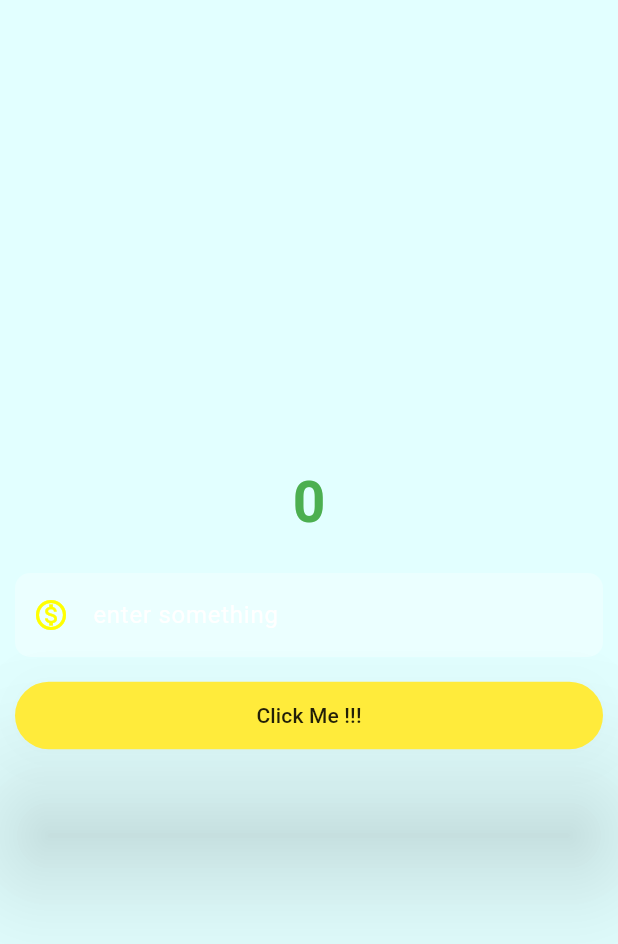
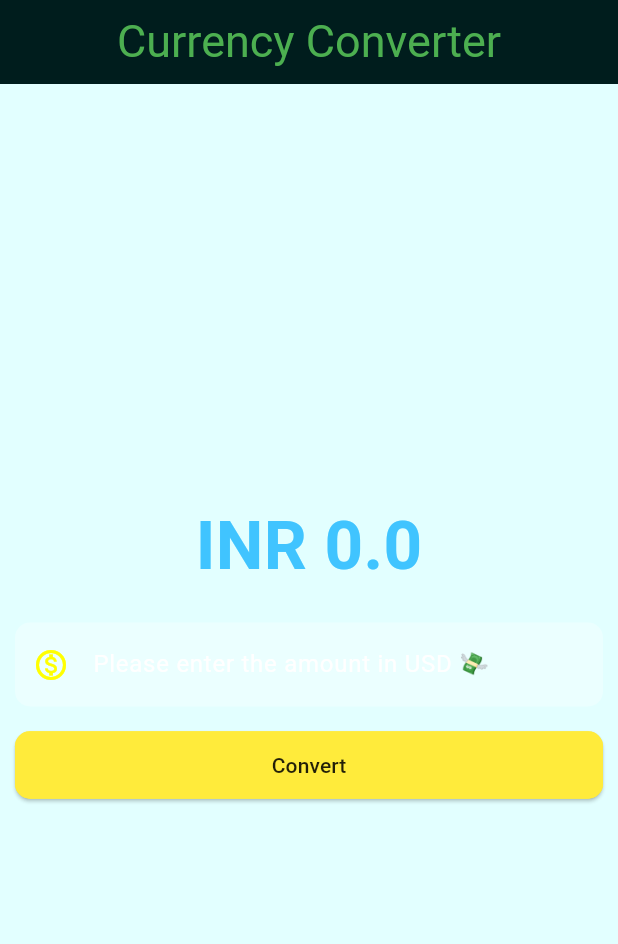
Before and after one commit to Akshit2807/Currency-convertor, a Flutter app: the screen it shows after launch, on a phone screen of 412 x 824 dp. Shown: the top 944 px of the screen. Run offline on Flutter 3.47's test engine with Material 3 defaults, Android fonts, the phone set to English and light mode, and no system bars.

Commit message:
app completed 1st stage

```diff
--- a/lib/pages/Currency_converter_home_page.dart
+++ b/lib/pages/Currency_converter_home_page.dart
@@ -1,11 +1,23 @@
-import 'package:flutter/foundation.dart';
 import 'package:flutter/material.dart';
+class Currencyconvertermaterialpage extends StatefulWidget {
+  const Currencyconvertermaterialpage({super.key});
+  @override
+  State<Currencyconvertermaterialpage> createState()
+  => _Currencyconvertermaterialpage();
+}
 
-class Currencyconvertermaterialpage extends StatelessWidget{
-  const Currencyconvertermaterialpage ({super.key});
+class _Currencyconvertermaterialpage
+    extends State<Currencyconvertermaterialpage>{
+  double result = 0;
+  final TextEditingController textEditingController = TextEditingController();
 
+  // @override
+  // void initState() {
+  //   super.initState();
+  // }
   @override
-  Widget build(BuildContext context){
+  Widget build(BuildContext context) {
+    print('built fn');
     const border = OutlineInputBorder(
       borderSide: BorderSide(
         width: 2.0,
@@ -17,36 +29,53 @@ class Currencyconvertermaterialpage extends StatelessWidget{
 
     );
     return Scaffold(
-      // backgroundColor: Color.fromARGB(29, 0, 255, 169),
+      // backgroundColor: const Color.fromARGB(170, 0, 255, 169),
       backgroundColor: const Color.fromARGB(29, 0, 255,255),
       // backgroundColor: const Color.fromARGB(255,0,0,0),//white
+
+      appBar: AppBar(
+        backgroundColor: const Color.fromARGB(255, 0, 29, 29),
+        centerTitle: true,
+        title: const Text(
+          'Currency Converter',
+          style: TextStyle(
+            fontWeight: FontWeight.w400,
+            fontSize: 30,
+            color: Colors.green,
+          ),
+        ),
+
+      ),
 
       body: Center(
         child: Column(
           mainAxisAlignment : MainAxisAlignment.center,
           children: [
-            const Padding(
-              padding: EdgeInsets.only(bottom: 20),
+            //------------------Center Number-------------------------//
+            Padding(
+              padding: const EdgeInsets.only(bottom: 20),
               child: Text(
-                  '0',
-                style: TextStyle(
-                  fontSize: 38,
+                 'INR $result' ,
+                style: const TextStyle(
+                  fontSize: 45,
                   fontWeight: FontWeight.bold,
-                  color: Colors.green
+                  color: Colors.lightBlueAccent,
                 ),
               ),
             ),
-            const Padding(
-              padding: EdgeInsets.symmetric(horizontal: 10),
+            //------------------Entry Box-----------------------------//
+            Padding(
+              padding: const EdgeInsets.symmetric(horizontal: 10),
               // padding: EdgeInsets.all(50),
               child: TextField(
-                style: TextStyle(
+                controller: textEditingController,
+                style: const TextStyle(
                   color: Colors.white,
                 ),
-                decoration: InputDecoration(
-                  hintText: 'enter something',
+                decoration: const InputDecoration(
+                  hintText: 'Please enter the amount in USD 💸',
                   hintStyle: TextStyle(
-                    color: Colors.white
+                      color: Colors.white
                   ),
                   prefixIcon: Icon(Icons.monetization_on_outlined),
                   prefixIconColor: Colors.yellowAccent,
@@ -55,37 +84,45 @@ class Currencyconvertermaterialpage extends StatelessWidget{
                   focusedBorder: border,
                   enabledBorder: border,
                 ),
-                keyboardType: TextInputType.numberWithOptions(
-                  decimal: true,
-                ),
+                keyboardType: const TextInputType.numberWithOptions(decimal: true),
               ),
             ),
-            //button
-            //raised
-            //appear as a text
+            //------------------Convert Button-------------------------//
             Padding(
               padding: const EdgeInsets.symmetric(horizontal: 10.0,vertical: 15),
               child: ElevatedButton(
                 onPressed: (){
-                    if (kDebugMode) {
-                      print ('Button clicked');
-                    }
-                  },
-
-                style: const ButtonStyle(
-                  elevation: MaterialStatePropertyAll(40),
-                  backgroundColor: MaterialStatePropertyAll(Colors.yellow),
-                  foregroundColor: MaterialStatePropertyAll(Colors.black87),
-                  minimumSize: MaterialStatePropertyAll(
-                      Size(double.infinity, 45)
+                  setState(() {
+                    result = double.parse(textEditingController.text) * 83.11;
+                  });
+                },
+                style: ElevatedButton.styleFrom(
+                  backgroundColor: (Colors.yellow),
+                  foregroundColor: (Colors.black87),
+                  minimumSize: const Size(double.infinity, 45),
+                  shape: RoundedRectangleBorder(
+                    side: const BorderSide(color: Colors.yellow),
+                    borderRadius: BorderRadius.circular(10),
                   ),
                 ),
-                child: const Text('Click Me !!!'),
+                child: const Text('Convert'),
               ),
             ),
+
           ],
         ),
       ),
     );
   }
+
 }
+
+// class Currencyconvertermaterialpagee extends StatelessWidget{
+//   const Currencyconvertermaterialpagee ({super.key});
+//
+//
+//   @override
+//   Widget build(BuildContext context){
+//
+//   }
+// }
```
